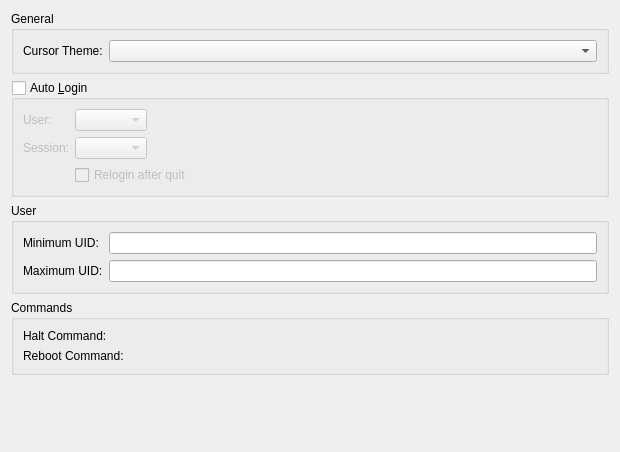
Old version of the form src/ui/advanceconfig.ui in the repository KDE/sddm-kcm.
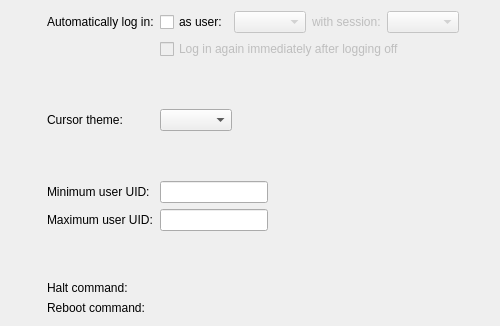
New version of the form. Custom widgets are drawn as their Qt base class.

Commit message:
Redesign Advanced tab
Summary: This patch redesigns and modernizes the Advanced tab of SDDM's KCM.

Test Plan:
Before:
{F6872046}

After:
{F6872421}

Entries were still being written to `/etc/sddm.conf`

Reviewers: ngraham, #vdg, davidedmundson

Reviewed By: ngraham, #vdg

Subscribers: abetts, plasma-devel

Tags: #plasma

```diff
--- a/src/ui/advanceconfig.ui
+++ b/src/ui/advanceconfig.ui
@@ -6,101 +6,90 @@
    <rect>
     <x>0</x>
     <y>0</y>
-    <width>620</width>
-    <height>452</height>
+    <width>500</width>
+    <height>326</height>
    </rect>
   </property>
   <layout class="QVBoxLayout" name="verticalLayout">
    <item>
-    <widget class="QGroupBox" name="groupBox_2">
-     <property name="title">
-      <string>General</string>
-     </property>
      <layout class="QFormLayout" name="formLayout">
-      <item row="0" column="0">
-       <widget class="QLabel" name="label_4">
-        <property name="text">
-         <string>Cursor Theme:</string>
-        </property>
-       </widget>
-      </item>
-      <item row="0" column="1">
-       <widget class="QComboBox" name="cursorList"/>
-      </item>
-     </layout>
-    </widget>
-   </item>
-   <item>
-    <widget class="QGroupBox" name="autoLogin">
-     <property name="title">
-      <string>Auto &amp;Login</string>
-     </property>
-     <property name="checkable">
-      <bool>true</bool>
-     </property>
-     <property name="checked">
-      <bool>false</bool>
-     </property>
-     <layout class="QFormLayout" name="formLayout_2">
       <property name="fieldGrowthPolicy">
-       <enum>QFormLayout::ExpandingFieldsGrow</enum>
-      </property>
-      <item row="0" column="0">
-       <widget class="QLabel" name="label_7">
-        <property name="text">
-         <string>User:</string>
-        </property>
-       </widget>
-      </item>
-      <item row="0" column="1">
-       <widget class="QComboBox" name="userList"/>
-      </item>
-      <item row="1" column="0">
-       <widget class="QLabel" name="label_3">
-        <property name="text">
-         <string>Session:</string>
-        </property>
-        <property name="alignment">
-         <set>Qt::AlignRight|Qt::AlignTrailing|Qt::AlignVCenter</set>
-        </property>
-       </widget>
-      </item>
+      <enum>QFormLayout::FieldsStayAtSizeHint</enum>
+     </property>
+     <property name="formAlignment">
+      <set>Qt::AlignHCenter|Qt::AlignTop</set>
+     </property>
       <item row="1" column="1">
-       <widget class="QComboBox" name="sessionList"/>
+      <layout class="QHBoxLayout" name="horizontalLayout">
+       <property name="leftMargin">
+        <number>0</number>
+       </property>
+       <property name="topMargin">
+        <number>0</number>
+       </property>
+       <property name="rightMargin">
+        <number>0</number>
+       </property>
+       <property name="bottomMargin">
+        <number>0</number>
+       </property>
+       <item>
+        <widget class="QCheckBox" name="autoLogin">
+         <property name="text">
+          <string>as user:</string>
+         </property>
+        </widget>
+       </item>
+       <item>
+        <widget class="QComboBox" name="userList">
+         <property name="enabled">
+          <bool>false</bool>
+         </property>
+        </widget>
+       </item>
+       <item>
+        <widget class="QLabel" name="label_4">
+         <property name="enabled">
+          <bool>false</bool>
+         </property>
+         <property name="text">
+          <string>with session:</string>
+         </property>
+        </widget>
+       </item>
+       <item>
+        <widget class="QComboBox" name="sessionList">
+         <property name="enabled">
+          <bool>false</bool>
+         </property>
+        </widget>
+       </item>
+      </layout>
       </item>
       <item row="2" column="1">
        <widget class="QCheckBox" name="reloginAfterQuit">
-        <property name="text">
-         <string>Relogin after quit</string>
-        </property>
-       </widget>
-      </item>
-      <item row="2" column="0">
-       <widget class="QWidget" name="widget" native="true"/>
-      </item>
-     </layout>
-    </widget>
-   </item>
-   <item>
-    <widget class="QGroupBox" name="groupBox_3">
+       <property name="enabled">
+        <bool>false</bool>
+       </property>
      <property name="sizePolicy">
-      <sizepolicy hsizetype="Preferred" vsizetype="Preferred">
+        <sizepolicy hsizetype="Minimum" vsizetype="Fixed">
        <horstretch>0</horstretch>
        <verstretch>0</verstretch>
       </sizepolicy>
      </property>
-     <property name="title">
-      <string>User</string>
-     </property>
-     <layout class="QFormLayout" name="formLayout_3">
-      <item row="0" column="0">
+       <property name="text">
+        <string>Log in again immediately after logging off</string>
+       </property>
+      </widget>
+     </item>
+     <item row="6" column="0">
        <widget class="QLabel" name="label_6">
         <property name="text">
-         <string>Minimum UID:</string>
+        <string>Minimum user UID:</string>
         </property>
        </widget>
       </item>
-      <item row="0" column="1">
+     <item row="6" column="1">
        <widget class="QLineEdit" name="minimumUid">
         <property name="sizePolicy">
          <sizepolicy hsizetype="Preferred" vsizetype="Fixed">
@@ -113,14 +102,14 @@
         </property>
        </widget>
       </item>
-      <item row="1" column="0">
+     <item row="7" column="0">
        <widget class="QLabel" name="label_5">
         <property name="text">
-         <string>Maximum UID:</string>
+        <string>Maximum user UID:</string>
         </property>
        </widget>
       </item>
-      <item row="1" column="1">
+     <item row="7" column="1">
        <widget class="QLineEdit" name="maximumUid">
         <property name="sizePolicy">
          <sizepolicy hsizetype="Preferred" vsizetype="Fixed">
@@ -133,56 +122,97 @@
         </property>
        </widget>
       </item>
-     </layout>
-    </widget>
-   </item>
-   <item>
-    <widget class="QGroupBox" name="groupBox">
-     <property name="sizePolicy">
-      <sizepolicy hsizetype="Preferred" vsizetype="Preferred">
-       <horstretch>0</horstretch>
-       <verstretch>0</verstretch>
-      </sizepolicy>
-     </property>
-     <property name="title">
-      <string>Commands</string>
-     </property>
-     <layout class="QFormLayout" name="formLayout_4">
-      <item row="0" column="0">
+     <item row="9" column="0">
        <widget class="QLabel" name="label">
         <property name="text">
-         <string>Halt Command:</string>
+        <string>Halt command:</string>
         </property>
        </widget>
       </item>
-      <item row="0" column="1">
-       <widget class="KUrlRequester" name="haltCommand"/>
-      </item>
-      <item row="1" column="0">
+     <item row="9" column="1">
+      <widget class="KUrlRequester" name="haltCommand">
+       <property name="minimumSize">
+        <size>
+         <width>250</width>
+         <height>0</height>
+        </size>
+       </property>
+      </widget>
+     </item>
+     <item row="10" column="0">
        <widget class="QLabel" name="label_2">
         <property name="text">
-         <string>Reboot Command:</string>
+        <string>Reboot command:</string>
         </property>
        </widget>
       </item>
-      <item row="1" column="1">
-       <widget class="KUrlRequester" name="rebootCommand"/>
-      </item>
-     </layout>
-    </widget>
-   </item>
-   <item>
+     <item row="10" column="1">
+      <widget class="KUrlRequester" name="rebootCommand">
+       <property name="minimumSize">
+        <size>
+         <width>250</width>
+         <height>0</height>
+        </size>
+       </property>
+      </widget>
+     </item>
+     <item row="1" column="0">
+      <widget class="QLabel" name="label_3">
+       <property name="text">
+        <string>Automatically log in:</string>
+       </property>
+      </widget>
+     </item>
+     <item row="4" column="1">
+      <widget class="QComboBox" name="cursorList"/>
+     </item>
+     <item row="4" column="0">
+      <widget class="QLabel" name="label_7">
+       <property name="text">
+        <string>Cursor theme:</string>
+       </property>
+      </widget>
+     </item>
+     <item row="3" column="0">
     <spacer name="verticalSpacer">
      <property name="orientation">
       <enum>Qt::Vertical</enum>
      </property>
      <property name="sizeHint" stdset="0">
       <size>
-       <width>20</width>
-       <height>40</height>
+         <width>8</width>
+         <height>8</height>
       </size>
      </property>
     </spacer>
+     </item>
+     <item row="5" column="0">
+      <spacer name="verticalSpacer_2">
+       <property name="orientation">
+        <enum>Qt::Vertical</enum>
+       </property>
+       <property name="sizeHint" stdset="0">
+        <size>
+         <width>8</width>
+         <height>8</height>
+        </size>
+       </property>
+      </spacer>
+     </item>
+     <item row="8" column="0">
+      <spacer name="verticalSpacer_3">
+       <property name="orientation">
+        <enum>Qt::Vertical</enum>
+       </property>
+       <property name="sizeHint" stdset="0">
+        <size>
+         <width>8</width>
+         <height>8</height>
+        </size>
+       </property>
+      </spacer>
+     </item>
+    </layout>
    </item>
   </layout>
  </widget>
```
Left out of the diff: 67 changed lines with no effect on the pictures. Lines whose indentation alone changed are shown as unchanged. The commit also changes 1 other file.
